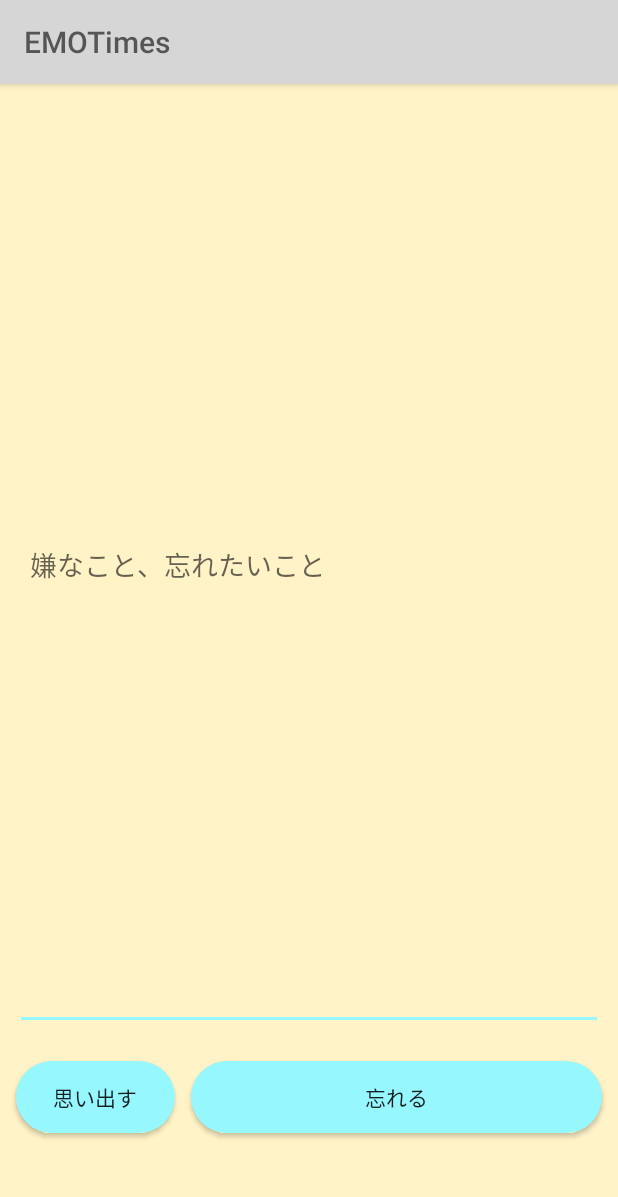
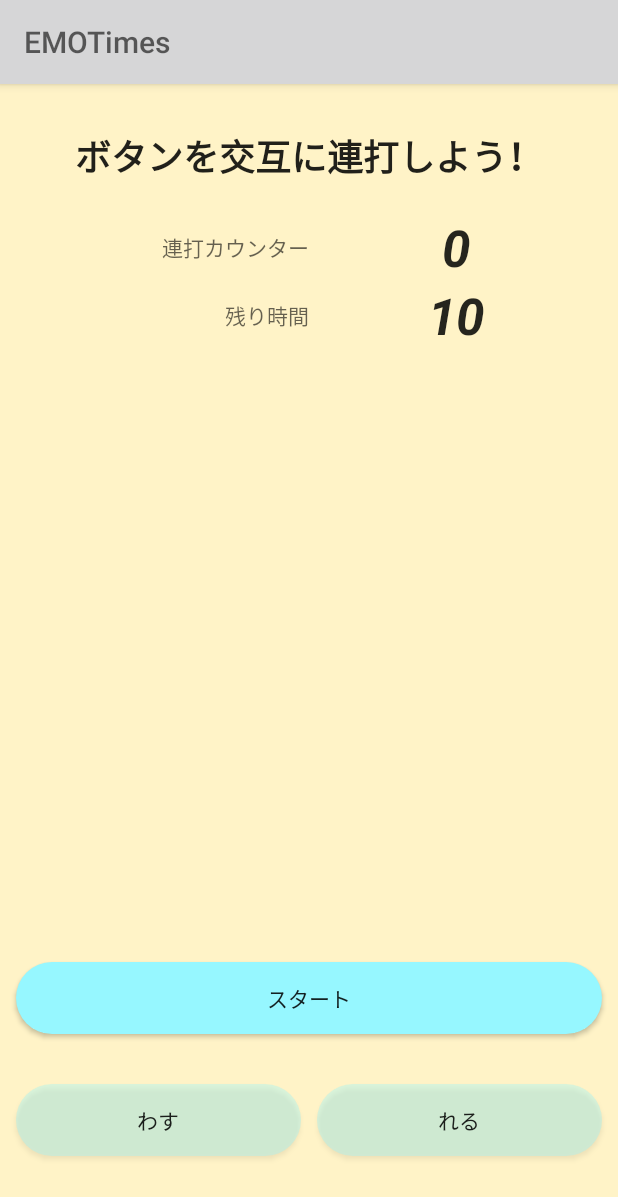
Before and after one commit to leopon55/ForgetMemo, an Android app: the screen it shows after launch (MainActivity before the commit, RendaActivity after it), after a tap on "忘れる", on a phone screen of 412 x 824 dp. Shown: the top 1197 px of the screen. Run offline under Robolectric (Android 15) with nearby library versions, the phone set to English and light mode, and no system bars; libraries missing offline, so code that uses them is left out: io.realm; 3 statements that could not run were skipped.

Commit message:
連打ゲームを追加。MainActivityに値を持って帰るところまで実装

```diff
--- a/app/build.gradle
+++ b/app/build.gradle
@@ -26,6 +26,9 @@ android {
         }
     }
 
+    kotlinOptions {
+        jvmTarget = '1.8'
+    }
 }
 
 dependencies {
--- a/app/src/main/java/app/koizumi/leopon/memoforget/MainActivity.kt
+++ b/app/src/main/java/app/koizumi/leopon/memoforget/MainActivity.kt
@@ -1,16 +1,20 @@
 package app.koizumi.leopon.memoforget
 
+import android.app.Activity
 import android.content.Intent
 import android.icu.text.SimpleDateFormat
 import android.os.Build
 import androidx.appcompat.app.AppCompatActivity
 import android.os.Bundle
 import android.util.Log
+import android.widget.Toast
 import androidx.annotation.RequiresApi
 import com.google.android.material.snackbar.Snackbar
 import io.realm.Realm
 import kotlinx.android.synthetic.main.activity_main.*
 import java.util.*
+
+const val MY_REQUEST_CODE = 0
 
 class MainActivity : AppCompatActivity() {
 
@@ -25,11 +29,16 @@ class MainActivity : AppCompatActivity() {
 
 
         forgetButton.setOnClickListener {
-//            val date = dateEditText.text.toString()
-//            val date =
             val content = contentEditText.text.toString()
-//            val combine = date + content
-            save(content)
+//            save(content)
+
+            val rendaPage = Intent(this,RendaActivity::class.java)
+            rendaPage.putExtra("naiyo",content)//naiyoというタグで、contentを送る
+
+//            startActivity(rendaPage)
+
+            startActivityForResult(rendaPage,MY_REQUEST_CODE)
+//            finish()
         }
 
         rememberButton.setOnClickListener {
@@ -103,4 +112,15 @@ class MainActivity : AppCompatActivity() {
             Snackbar.make(container,"わすれました！", Snackbar.LENGTH_SHORT).show()
         }
     }
+
+//  SecondActivity を閉じた際に情報を受け取るためのメソッドです。変数 data には、返された値が格納されています。
+    override fun onActivityResult(requestCode: Int, resultCode: Int, data: Intent?) {
+    super.onActivityResult(requestCode, resultCode, data)
+
+    if (requestCode == MY_REQUEST_CODE && resultCode == Activity.RESULT_OK) {
+            // リクエストコードが一致して、かつ、アクティビティが正常に終了していた場合、受け取った値を表示
+            val received = data!!
+            Toast.makeText(this, "${received.extras?.get("tapped")}, ${received.extras?.get("naiyo")}", Toast.LENGTH_LONG).show()
+        }
+    }
 }
--- /dev/null
+++ b/app/src/main/java/app/koizumi/leopon/memoforget/RendaActivity.kt
@@ -0,0 +1,89 @@
+package app.koizumi.leopon.memoforget
+
+import android.app.Activity
+import android.content.Intent
+import androidx.appcompat.app.AppCompatActivity
+import android.os.Bundle
+import android.os.CountDownTimer
+import android.widget.Toast
+import androidx.core.view.isVisible
+import kotlinx.android.synthetic.main.activity_renda.*
+
+class RendaActivity : AppCompatActivity() {
+
+    var tapCount = 0
+    var checkFlag = 0
+    var second = 10
+
+    var timer: CountDownTimer = object : CountDownTimer(10000,1000){
+        //タイマーが終了した時に呼ばれる
+        override fun onFinish() {
+            startButton.text = "コンティニュー"
+            startButton.isVisible = true
+            endButton.isVisible = true
+
+            rightTapButton.setBackgroundResource(R.drawable.background_rounded_corners_gray)
+            leftTapButton.setBackgroundResource(R.drawable.background_rounded_corners_gray)
+//            残り時間をリセット
+            second = 10
+//            tapCount = 0//継続カウントでもよい気もする
+            timeText.text = second.toString()
+        }
+        //      1秒ごとに呼ばれて動く
+        override fun onTick(millisUntilFinished: Long) {
+            rightTapButton.setBackgroundResource(R.drawable.background_rounded_corners)
+            leftTapButton.setBackgroundResource(R.drawable.background_rounded_corners)
+            second -= 1
+            timeText.text = second.toString()
+        }
+    }
+
+    override fun onCreate(savedInstanceState: Bundle?) {
+        super.onCreate(savedInstanceState)
+        setContentView(R.layout.activity_renda)
+
+        val content = intent.getStringExtra("naiyo")//naiyoというタグのcontentを受け取る
+//        val content = intent.extras.get("naiyo")
+        contentText.text = content
+
+        endButton.isVisible = false
+
+        startButton.setOnClickListener {
+            countText.text = tapCount.toString()
+            startButton.isVisible = false
+
+//            タイマーを開始する
+            timer.start()
+        }
+
+        leftTapButton.setOnClickListener {
+            if (second < 10){
+                checkFlag = 1
+            }
+        }
+
+        rightTapButton.setOnClickListener {
+            if (checkFlag == 1){
+                tapCount += 1
+                checkFlag = 0
+            }
+            countText.text = tapCount.toString()
+        }
+
+        endButton.setOnClickListener {
+            if (tapCount==0){
+                Toast.makeText(applicationContext, "1回は忘れましょう？", Toast.LENGTH_SHORT).show()
+            }else{
+//                val mainPage = Intent(this,MainActivity::class.java)
+                val mainPage = Intent()
+                mainPage.putExtra("tapped",tapCount)//naiyoというタグで、contentを送る
+                mainPage.putExtra("naiyo",content)//naiyoというタグで、contentを送る
+
+//                startActivity(mainPage)→メインアクティビティをfinishしていないから、スタートじゃない
+                setResult(Activity.RESULT_OK, mainPage)
+
+                finish()
+            }
+        }
+    }
+}
--- /dev/null
+++ b/app/src/main/res/drawable/background_rounded_corners_gray.xml
@@ -0,0 +1,12 @@
+<?xml version="1.0" encoding="utf-8"?>
+<selector xmlns:android="http://schemas.android.com/apk/res/android">
+
+    <item>
+        <shape android:shape="rectangle">
+<!--            背景色-->
+            <solid android:color="#5996F7FF"/>
+<!--            角の丸み-->
+            <corners android:radius="40dp"/>
+        </shape>
+    </item>
+</selector>
--- /dev/null
+++ b/app/src/main/res/layout/activity_renda.xml
@@ -0,0 +1,180 @@
+<?xml version="1.0" encoding="utf-8"?>
+<androidx.constraintlayout.widget.ConstraintLayout xmlns:android="http://schemas.android.com/apk/res/android"
+    xmlns:app="http://schemas.android.com/apk/res-auto"
+    xmlns:tools="http://schemas.android.com/tools"
+    android:id="@+id/container"
+    android:layout_width="match_parent"
+    android:layout_height="match_parent"
+    android:background="@color/colorPrimary"
+    tools:context=".MainActivity">
+
+    <LinearLayout
+        android:layout_width="match_parent"
+        android:layout_height="match_parent"
+        android:orientation="vertical">
+
+        <LinearLayout
+            android:layout_width="match_parent"
+            android:layout_height="wrap_content"
+            android:layout_margin="10dp"
+            android:layout_weight="0.3"
+            android:orientation="vertical">
+
+            <LinearLayout
+                android:layout_width="match_parent"
+                android:layout_height="wrap_content"
+                android:orientation="vertical">
+
+                <TextView
+                    android:id="@+id/guideText1"
+                    android:layout_width="match_parent"
+                    android:layout_height="wrap_content"
+                    android:layout_margin="10dp"
+                    android:autoText="false"
+                    android:ems="11"
+                    android:fontFamily="sans-serif"
+                    android:gravity="center"
+                    android:padding="10dp"
+                    android:text="ボタンを交互に連打しよう！"
+                    android:textColor="#DE000000"
+                    android:textSize="24sp"
+                    android:textStyle="bold" />
+
+                <LinearLayout
+                    android:layout_width="match_parent"
+                    android:layout_height="wrap_content"
+                    android:layout_gravity="center"
+                    android:gravity="center"
+                    android:orientation="horizontal">
+
+                    <TextView
+                        android:id="@+id/rendaLabelText"
+                        android:layout_width="match_parent"
+                        android:layout_height="wrap_content"
+                        android:layout_weight="1"
+                        android:gravity="right"
+                        android:text="連打カウンター"
+                        android:textColor="@color/colorPrimaryText"
+                        android:textSize="14sp" />
+
+                    <TextView
+                        android:id="@+id/countText"
+                        android:layout_width="match_parent"
+                        android:layout_height="wrap_content"
+                        android:layout_weight="1"
+                        android:gravity="center"
+                        android:text="0"
+                        android:textColor="#D9000000"
+                        android:textSize="34sp"
+                        android:textStyle="bold|italic" />
+
+                </LinearLayout>
+
+                <LinearLayout
+                    android:layout_width="match_parent"
+                    android:layout_height="wrap_content"
+                    android:layout_gravity="center"
+                    android:gravity="center"
+                    android:orientation="horizontal">
+
+                    <TextView
+                        android:id="@+id/timeLabelText"
+                        android:layout_width="match_parent"
+                        android:layout_height="wrap_content"
+                        android:layout_weight="1"
+                        android:gravity="right"
+                        android:text="残り時間"
+                        android:textColor="@color/colorPrimaryText"
+                        android:textSize="14sp" />
+
+                    <TextView
+                        android:id="@+id/timeText"
+                        android:layout_width="match_parent"
+                        android:layout_height="wrap_content"
+                        android:layout_weight="1"
+                        android:gravity="center"
+                        android:text="10"
+                        android:textColor="#D9000000"
+                        android:textSize="34sp"
+                        android:textStyle="bold|italic" />
+                </LinearLayout>
+            </LinearLayout>
+
+        </LinearLayout>
+
+        <TextView
+            android:id="@+id/contentText"
+            android:layout_width="match_parent"
+            android:layout_height="wrap_content"
+            android:layout_margin="10dp"
+            android:layout_weight="4"
+            android:ems="11"
+            android:fontFamily="sans-serif"
+            android:padding="10dp"
+            android:text="さっき書いた、あんなことやこんなことがだああああああああああああああああああああああああああああああああああああああああああああああああああああああああああああああああああああああああああああ"
+            android:textAlignment="textStart"
+            android:textColor="#C2000000"
+            android:textStyle="normal" />
+
+
+        <LinearLayout
+            android:layout_width="match_parent"
+            android:layout_height="wrap_content"
+            android:layout_margin="5dp"
+            android:layout_marginBottom="40dp"
+            android:layout_weight="0.1"
+            android:orientation="horizontal"
+            android:paddingBottom="0dp">
+
+            <Button
+                android:id="@+id/endButton"
+                android:layout_width="wrap_content"
+                android:layout_height="wrap_content"
+                android:layout_margin="5dp"
+                android:layout_weight="1"
+                android:background="@drawable/background_rounded_corners"
+                android:text="忘れた！" />
+
+            <Button
+                android:id="@+id/startButton"
+                android:layout_width="wrap_content"
+                android:layout_height="wrap_content"
+                android:layout_margin="5dp"
+                android:layout_weight="1"
+                android:background="@drawable/background_rounded_corners"
+                android:text="スタート" />
+        </LinearLayout>
+
+        <LinearLayout
+            android:layout_width="match_parent"
+            android:layout_height="wrap_content"
+            android:layout_marginLeft="5dp"
+            android:layout_marginTop="10dp"
+            android:layout_marginRight="5dp"
+            android:layout_marginBottom="40dp"
+            android:layout_weight="0.1"
+            android:orientation="horizontal"
+            android:paddingBottom="0dp">
+
+            <Button
+                android:id="@+id/leftTapButton"
+                android:layout_width="wrap_content"
+                android:layout_height="wrap_content"
+                android:layout_margin="5dp"
+                android:layout_weight="1"
+                android:background="@drawable/background_rounded_corners_gray"
+                android:text="わす" />
+
+            <Button
+                android:id="@+id/rightTapButton"
+                android:layout_width="wrap_content"
+                android:layout_height="wrap_content"
+                android:layout_margin="5dp"
+                android:layout_weight="1"
+                android:background="@drawable/background_rounded_corners_gray"
+                android:text="れる" />
+        </LinearLayout>
+
+    </LinearLayout>
+
+</androidx.constraintlayout.widget.ConstraintLayout>
--- a/app/src/main/res/values/strings.xml
+++ b/app/src/main/res/values/strings.xml
@@ -1,3 +1,3 @@
 <resources>
-    <string name="app_name">MemoForget</string>
+    <string name="app_name">EMOTimes</string>
 </resources>
```
Also changed, not shown: app/src/main/AndroidManifest.xml (+4 -3 lines), app/src/main/res/drawable/arrow_nobg.png (deleted), app/src/main/res/drawable/firsticon.jpg (deleted), app/src/main/res/drawable/secicon.png (deleted).
